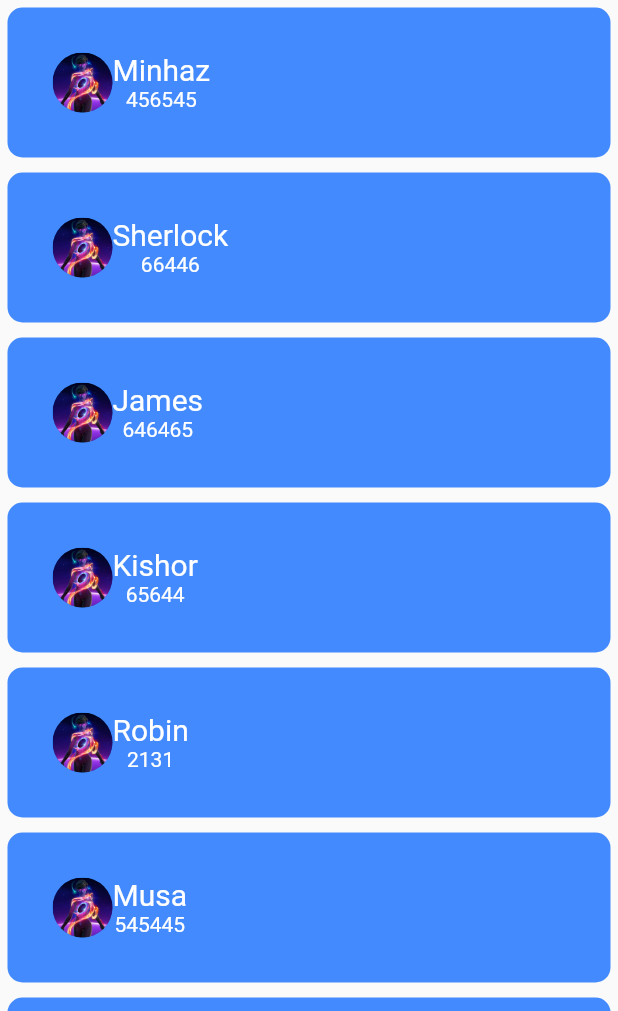
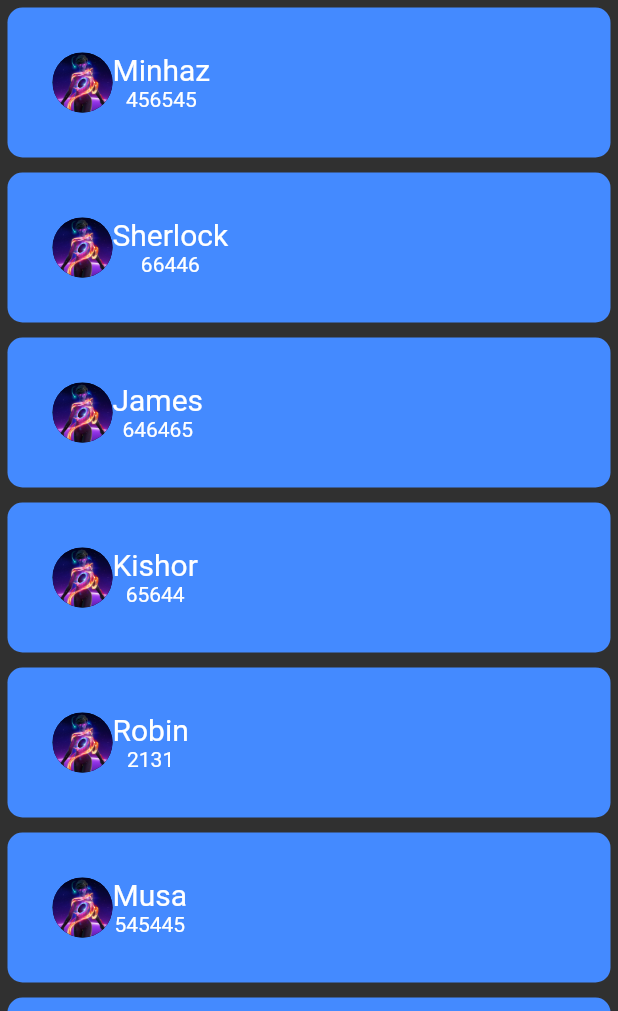
Before and after one commit to MiNHAZ-33/Flutter-Practice, a Flutter app: the screen it shows after launch, on a phone screen of 412 x 824 dp, the part 225-1236 px from its top. Run offline on Flutter 3.47's test engine with Material 2 defaults, Android fonts, the phone set to English and light mode, and no system bars.

Commit message:
Dark theme is added

```diff
--- a/contact_screen/lib/main.dart
+++ b/contact_screen/lib/main.dart
@@ -1,5 +1,3 @@
-import 'dart:ffi';
-
 import 'package:flutter/material.dart';
 
 void main() {
@@ -13,6 +11,10 @@ class MyApp extends StatelessWidget {
   Widget build(BuildContext context) {
     return MaterialApp(
       debugShowCheckedModeBanner: false,
+      theme: ThemeData(
+        primarySwatch: Colors.lightBlue,
+        brightness: Brightness.dark,
+      ),
       title: 'Contact Page',
       home: HomePage(),
     );
```
